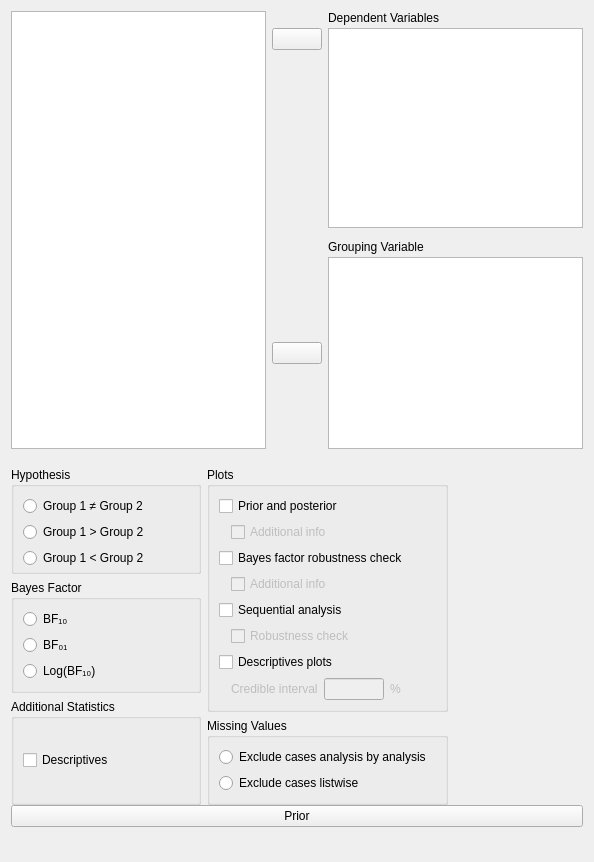
The window that JASP-Desktop/analysisforms/ttestbayesianindependentsamplesform.ui (jasp-stats/jasp-desktop) describes before a commit, drawn with Qt 5.
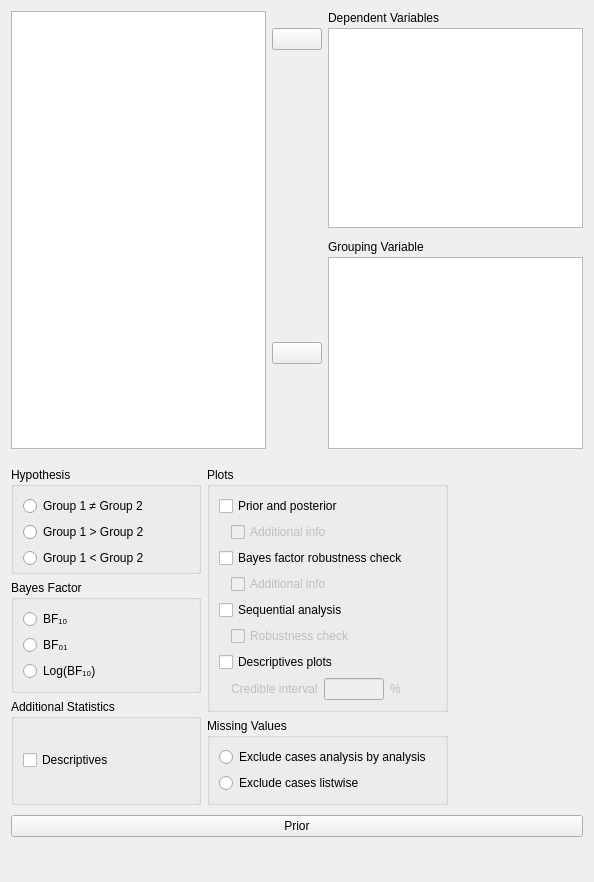
The same window after the commit. Custom widgets are drawn as their Qt base class.

Patch:
```diff
--- a/JASP-Desktop/analysisforms/ttestbayesianindependentsamplesform.ui
+++ b/JASP-Desktop/analysisforms/ttestbayesianindependentsamplesform.ui
@@ -7,7 +7,7 @@
     <x>0</x>
     <y>0</y>
     <width>594</width>
-    <height>855</height>
+    <height>882</height>
    </rect>
   </property>
   <property name="sizePolicy">
```
